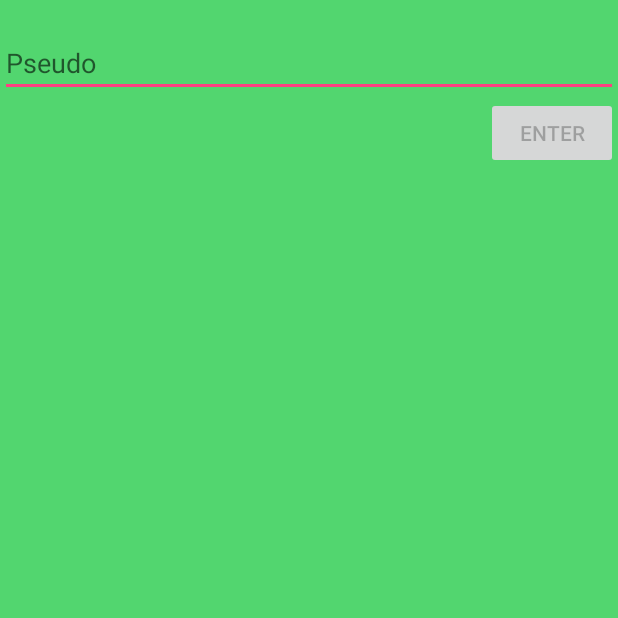
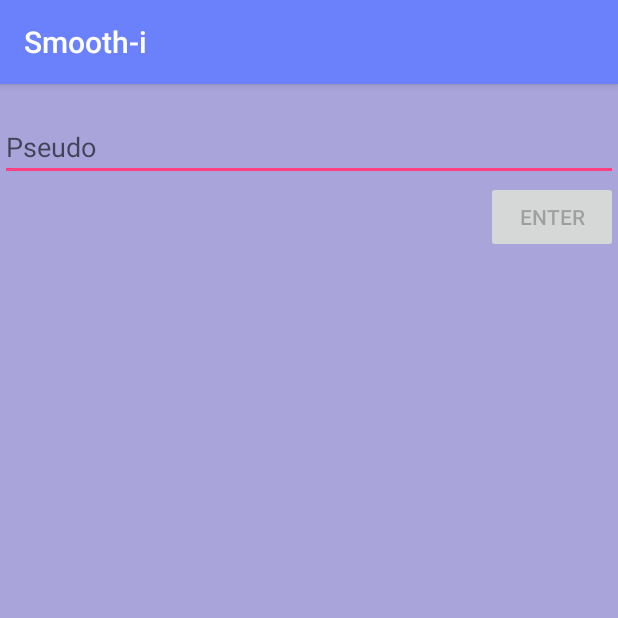
Before and after one commit to Arthlec/MeloMix, an Android app: the screen it shows after launch (MainActivity), on a phone screen of 412 x 824 dp, the top half of it. Run offline under Robolectric (Android 15) with nearby library versions, the phone set to English and light mode, and no system bars.

Commit message:
Splash screen ajouté

```diff
--- a/app/src/main/AndroidManifest.xml
+++ b/app/src/main/AndroidManifest.xml
@@ -13,7 +13,7 @@
         android:supportsRtl="true"
         android:theme="@style/AppTheme.Green"
         android:screenOrientation="portrait">
-        <activity android:name=".Activities.MainActivity">
+        <activity android:name=".Activities.MainActivity" android:theme="@style/SplashTheme" android:noHistory="true">
             <intent-filter>
                 <action android:name="android.intent.action.MAIN" />
                 <category android:name="android.intent.category.DEFAULT" />
--- a/app/src/main/java/projet_e3/esiee/com/projet_e3/Activities/LoginActivitySpotify.java
+++ b/app/src/main/java/projet_e3/esiee/com/projet_e3/Activities/LoginActivitySpotify.java
@@ -25,6 +25,8 @@ import java.util.Stack;
 
 import javax.net.ssl.HttpsURLConnection;
 
+import projet_e3.esiee.com.projet_e3.R;
+
 import static junit.framework.Assert.assertTrue;
 
 public class LoginActivitySpotify extends AppCompatActivity {
@@ -44,6 +46,7 @@ public class LoginActivitySpotify extends AppCompatActivity {
     @Override
     protected void onCreate(Bundle savedInstanceState) {
         super.onCreate(savedInstanceState);
+        setContentView(R.layout.login_spotify_activity);
 
         AuthenticationRequest.Builder builder = new AuthenticationRequest.Builder(CLIENT_ID, AuthenticationResponse.Type.TOKEN, REDIRECT_URI).setShowDialog(true);
         builder.setScopes(new String[]{"user-top-read", "user-library-read", "playlist-read-private"});
--- a/app/src/main/java/projet_e3/esiee/com/projet_e3/Activities/MainActivity.java
+++ b/app/src/main/java/projet_e3/esiee/com/projet_e3/Activities/MainActivity.java
@@ -38,6 +38,9 @@ public class MainActivity extends AppCompatActivity {
 
     @Override
     protected void onCreate(Bundle savedInstanceState) {
+        //splash screen
+        setTheme(R.style.AppTheme_Green);
+
         super.onCreate(savedInstanceState);
         setContentView(R.layout.activity_main);
 
--- a/app/src/main/java/projet_e3/esiee/com/projet_e3/Activities/ProfileActivity.java
+++ b/app/src/main/java/projet_e3/esiee/com/projet_e3/Activities/ProfileActivity.java
@@ -54,7 +54,7 @@ public class ProfileActivity extends AppCompatActivity {
                 // On écrit dans le fichier le caractère lu
                 lu.append((char) value);
             }
-            userName.setText("Wesh " + lu.toString());
+            userName.setText("Bonjour " + lu.toString()+".");
             if (input != null)
                 input.close();
         } catch (FileNotFoundException e) {
--- /dev/null
+++ b/app/src/main/res/drawable/splash.xml
@@ -0,0 +1,13 @@
+<?xml version="1.0" encoding="utf-8"?>
+<layer-list xmlns:android="http://schemas.android.com/apk/res/android"
+    android:opacity="opaque"
+    android:layout_height="wrap_content"
+    android:layout_width="wrap_content">
+    <item android:drawable="@color/colorPrimary"/>
+    <item>
+        <bitmap
+            android:gravity="center"
+            android:src="@drawable/logo"/>
+    </item>
+
+</layer-list>
--- a/app/src/main/res/values/colors.xml
+++ b/app/src/main/res/values/colors.xml
@@ -3,7 +3,7 @@
     <color name="colorPrimary">#3F51B5</color>
     <color name="colorPrimaryDark">#303F9F</color>
     <color name="colorAccent">#ff4081</color>
-    <color name="colorBackgroundFloating">#993997</color>
-    <color name="colorForeground">#350d34</color>
-    <color name="background_material_light">#52d66f</color>
+    <color name="colorBackgroundFloating">#6b81fc</color>
+    <color name="colorForeground">#0f1d63</color>
+    <color name="background_material_light">#a9a5db</color>
 </resources>
--- a/app/src/main/res/values/styles.xml
+++ b/app/src/main/res/values/styles.xml
@@ -1,6 +1,6 @@
 <resources>
     <!-- Base application theme. -->
-    <style name="AppTheme.Green" parent="Theme.AppCompat.Light.NoActionBar">
+    <style name="AppTheme.Green" parent="Theme.AppCompat.Light.DarkActionBar">
         <!-- Customize your theme here. -->
 
         <item name="colorPrimary">@color/colorBackgroundFloating</item>
@@ -9,4 +9,8 @@
         <item name="android:colorBackground">@color/background_material_light</item>
 
     </style>
+
+    <style name="SplashTheme" parent="AppTheme.Green">
+        <item name="android:windowBackground">@drawable/splash</item>
+    </style>
 </resources>
```
Also changed, not shown: app/src/main/res/layout/login_spotify_activity.xml (added, +18 -0 lines), app/src/main/res/drawable/disconnect.png, app/src/main/res/drawable/logo.png (added).
